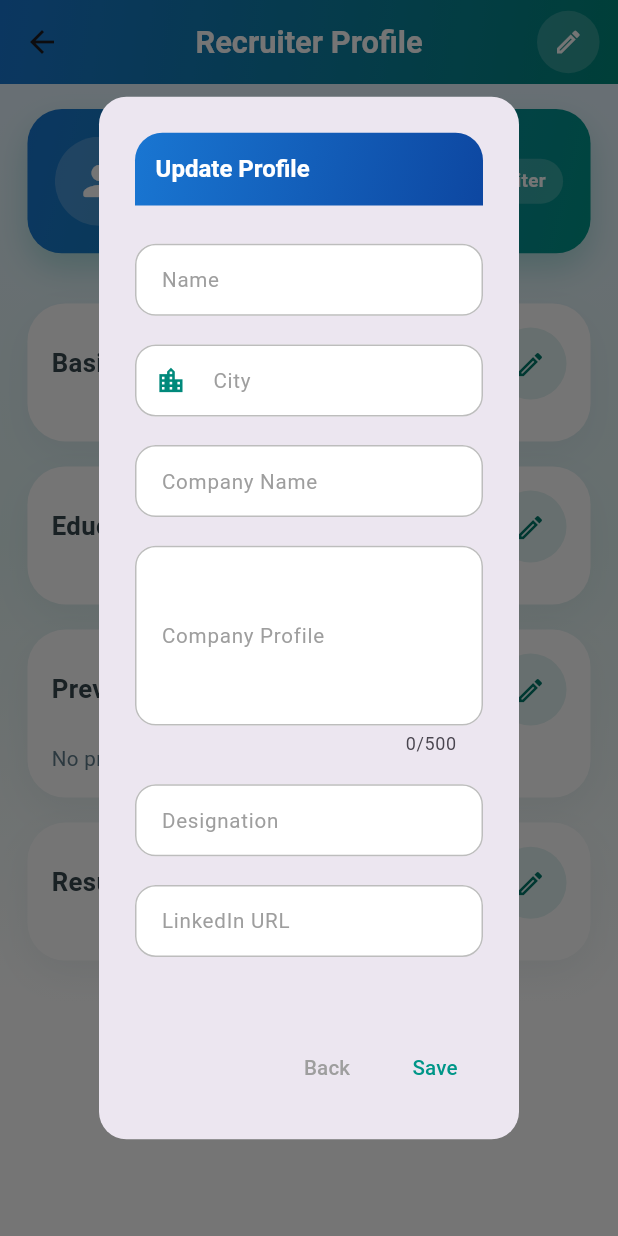
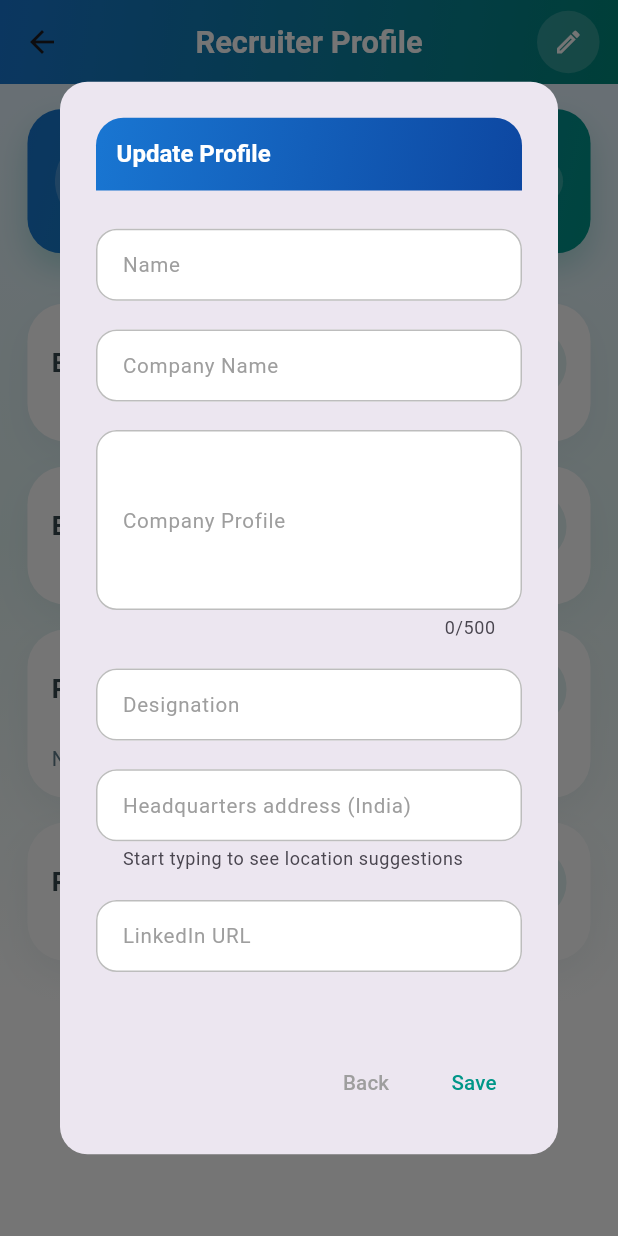
Before and after one commit to avrsoftdev/naukriwala_flutter, a Flutter app: the ProfileScreen screen opened directly, after a tap on the "edit" icon, on a phone screen of 412 x 824 dp. Run offline on Flutter 3.47's test engine with Material 3 defaults, Android fonts, the phone set to English and light mode, and no system bars; drawn by our look-alikes of flutter_typeahead; our stand-ins replace cloud_firestore, cloud_functions, file_picker, firebase_auth, firebase_core, firebase_messaging and 11 more; missing offline and left inert: add_2_calendar, firebase_app_check; accounts and stored records are empty.

Commit message:
Paasing Address

```diff
--- a/lib/screens/profile_screen.dart
+++ b/lib/screens/profile_screen.dart
@@ -8,11 +8,13 @@
 import 'package:image_picker/image_picker.dart';
 import 'package:naukariwala/services/auth_service.dart';
 import 'package:flutter_screenutil/flutter_screenutil.dart';
+import 'package:naukariwala/widgets/address_autocomplete_field.dart';
 import 'dart:convert';
 import 'dart:io';
 import 'dart:developer' as dev;
 
 Future<List<String>> _loadSkillsFromAsset() async {
+
   final raw = await rootBundle.loadString('assets/data/skills.json');
   final decoded = jsonDecode(raw);
 
@@ -491,8 +493,8 @@
               );
             }
             final city = data['city']?.toString().trim();
-            _selectedCity = city != null && cityOptions.contains(city) ? city : null;
-            _cityController.text = _selectedCity ?? '';
+            _selectedCity = city != null && cityOptions.contains(city) ? city : city;
+            _cityController.text = city ?? '';
             _isProfileUpdated =
                 data['name'] != null &&
                 data['name'].toString().trim().isNotEmpty &&
@@ -1804,6 +1806,8 @@
       ),
     );
   }
+
+
 
   Widget _buildCityAutocompleteField() {
     return Padding(
@@ -2439,6 +2443,7 @@
   late final TextEditingController _expectedCtcController;
   late final TextEditingController _linkedinUrlController;
   late final TextEditingController _cityController;
+  late final TextEditingController _addressController;
   String? _specialization;
   String? _education;
   String? _selectedCity;
@@ -2545,6 +2550,9 @@
       text: widget.initialData['linkedinUrl'],
     );
     _cityController = TextEditingController(
+      text: widget.initialData['city'],
+    );
+    _addressController = TextEditingController(
       text: widget.initialData['city'],
     );
     _specialization = widget.initialData['specialization'];
@@ -2734,6 +2742,7 @@
     _expectedCtcController.dispose();
     _linkedinUrlController.dispose();
     _cityController.dispose();
+    _addressController.dispose();
     _skillsSearchController.dispose();
     _skillsSearchFocusNode.dispose();
     _currentStatusController.dispose();
@@ -3401,7 +3410,6 @@
                         ? 'Name is required'
                         : null,
                   ),
-                  _buildCityAutocompleteField(),
                   _buildTextField(
                     'Company Name',
                     controller: _companyNameController,
@@ -3418,6 +3426,57 @@
                     'Designation',
                     controller: _designationController,
                   ),
+                  Padding(
+                    padding: EdgeInsets.symmetric(vertical: 8.h),
+                    child: Container(
+                      constraints: BoxConstraints(maxWidth: 300.w),
+                      child: AddressAutocompleteField(
+                        controller: _addressController,
+                        labelText: 'Headquarters address (India)',
+                        helperText: 'Start typing to see location suggestions',
+                        textInputAction: TextInputAction.next,
+                        validator: (v) =>
+                            (v == null || v.trim().isEmpty) ? 'Required' : null,
+                        decoration: InputDecoration(
+                          labelStyle:
+                              TextStyle(color: Colors.grey, fontSize: 12.sp),
+                          enabledBorder: OutlineInputBorder(
+                            borderSide:
+                                BorderSide(color: Colors.grey.shade400),
+                            borderRadius: BorderRadius.circular(12.r),
+                          ),
+                          focusedBorder: OutlineInputBorder(
+                            borderSide: BorderSide(
+                              color: Colors.teal,
+                              width: 2.w,
+                            ),
+                            borderRadius: BorderRadius.circular(12.r),
+                          ),
+                          errorBorder: OutlineInputBorder(
+                            borderSide:
+                                BorderSide(color: Colors.red, width: 2.w),
+                            borderRadius: BorderRadius.circular(12.r),
+                          ),
+                          focusedErrorBorder: OutlineInputBorder(
+                            borderSide:
+                                BorderSide(color: Colors.red, width: 2.w),
+                            borderRadius: BorderRadius.circular(12.r),
+                          ),
+                          errorStyle: TextStyle(
+                            color: Colors.red.shade700,
+                            fontWeight: FontWeight.w600,
+                            fontSize: 11.sp,
+                          ),
+                          filled: true,
+                          fillColor: Colors.white,
+                          contentPadding: EdgeInsets.symmetric(
+                            horizontal: 12.w,
+                            vertical: 10.h,
+                          ),
+                        ),
+                      ),
+                    ),
+                  ),
                   _buildTextField(
                     'LinkedIn URL',
                     controller: _linkedinUrlController,
@@ -3433,7 +3492,57 @@
                             ? 'Name is required'
                             : null,
                   ),
-                  _buildCityAutocompleteField(),
+                  Padding(
+                    padding: EdgeInsets.symmetric(vertical: 8.h),
+                    child: Container(
+                      constraints: BoxConstraints(maxWidth: 300.w),
+                      child: AddressAutocompleteField(
+                        controller: _addressController,
+                        labelText: 'Address (India)',
+                        helperText: 'Start typing to see location suggestions',
+                        textInputAction: TextInputAction.next,
+                        validator: (v) =>
+                            (v == null || v.trim().isEmpty) ? 'Required' : null,
+                        decoration: InputDecoration(
+                          labelStyle:
+                              TextStyle(color: Colors.grey, fontSize: 12.sp),
+                          enabledBorder: OutlineInputBorder(
+                            borderSide:
+                                BorderSide(color: Colors.grey.shade400),
+                            borderRadius: BorderRadius.circular(12.r),
+                          ),
+                          focusedBorder: OutlineInputBorder(
+                            borderSide: BorderSide(
+                              color: Colors.teal,
+                              width: 2.w,
+                            ),
+                            borderRadius: BorderRadius.circular(12.r),
+                          ),
+                          errorBorder: OutlineInputBorder(
+                            borderSide:
+                                BorderSide(color: Colors.red, width: 2.w),
+                            borderRadius: BorderRadius.circular(12.r),
+                          ),
+                          focusedErrorBorder: OutlineInputBorder(
+                            borderSide:
+                                BorderSide(color: Colors.red, width: 2.w),
+                            borderRadius: BorderRadius.circular(12.r),
+                          ),
+                          errorStyle: TextStyle(
+                            color: Colors.red.shade700,
+                            fontWeight: FontWeight.w600,
+                            fontSize: 11.sp,
+                          ),
+                          filled: true,
+                          fillColor: Colors.white,
+                          contentPadding: EdgeInsets.symmetric(
+                            horizontal: 12.w,
+                            vertical: 10.h,
+                          ),
+                        ),
+                      ),
+                    ),
+                  ),
                   Padding(
                     padding: EdgeInsets.symmetric(vertical: 8.h),
                     child: Container(
@@ -3858,7 +3967,7 @@
                       ? {
                           'name': _nameController.text.trim(),
                           'mobileNumber': mobileNumber,
-                          'city': _selectedCity ?? '',
+                          'city': _addressController.text.trim(),
                           'companyName': _companyNameController.text.trim(),
                           'companyProfile':
                               _companyProfileController.text.trim(),
@@ -3869,7 +3978,7 @@
                       : {
                           'name': _nameController.text.trim(),
                           'mobileNumber': mobileNumber,
-                          'city': _selectedCity ?? '',
+                          'city': _addressController.text.trim(),
                           'skills': _skills,
                           'education': _education,
                           'experience': _experienceController.text.trim(),
@@ -3943,7 +4052,6 @@
     );
   }
 }
-
 class AnimatedScaleButton extends StatefulWidget {
   final VoidCallback onPressed;
   final Widget child;
--- a/lib/widgets/address_autocomplete_field.dart
+++ b/lib/widgets/address_autocomplete_field.dart
@@ -11,6 +11,7 @@
   final TextInputAction? textInputAction;
   final String? Function(String?)? validator;
   final bool enabled;
+  final InputDecoration? decoration;
 
   const AddressAutocompleteField({
     super.key,
@@ -20,6 +21,7 @@
     this.textInputAction,
     this.validator,
     this.enabled = true,
+    this.decoration,
   });
 
   @override
@@ -92,7 +94,7 @@
               enabled: widget.enabled,
               textInputAction:
                   widget.textInputAction ?? TextInputAction.done,
-              decoration: InputDecoration(
+              decoration: (widget.decoration ?? const InputDecoration()).copyWith(
                 labelText: widget.labelText,
                 helperText: widget.helperText,
                 hintText: 'Start typing your city or address...',
```
